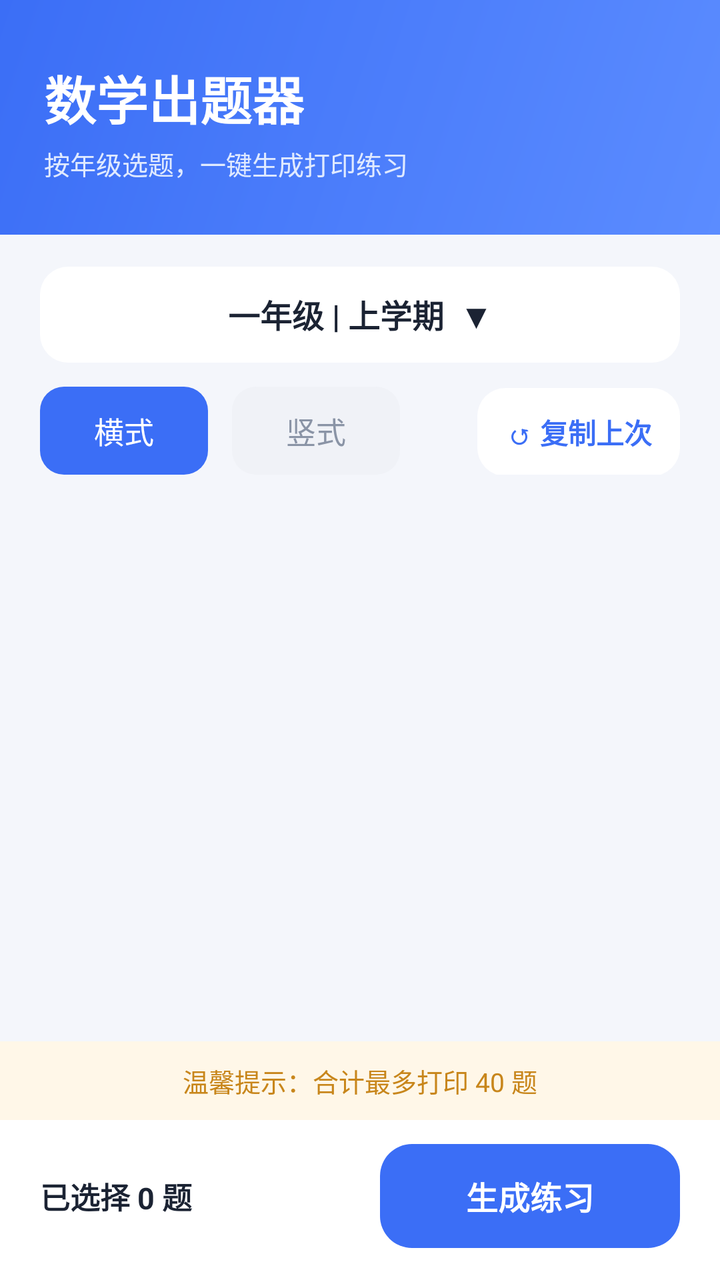
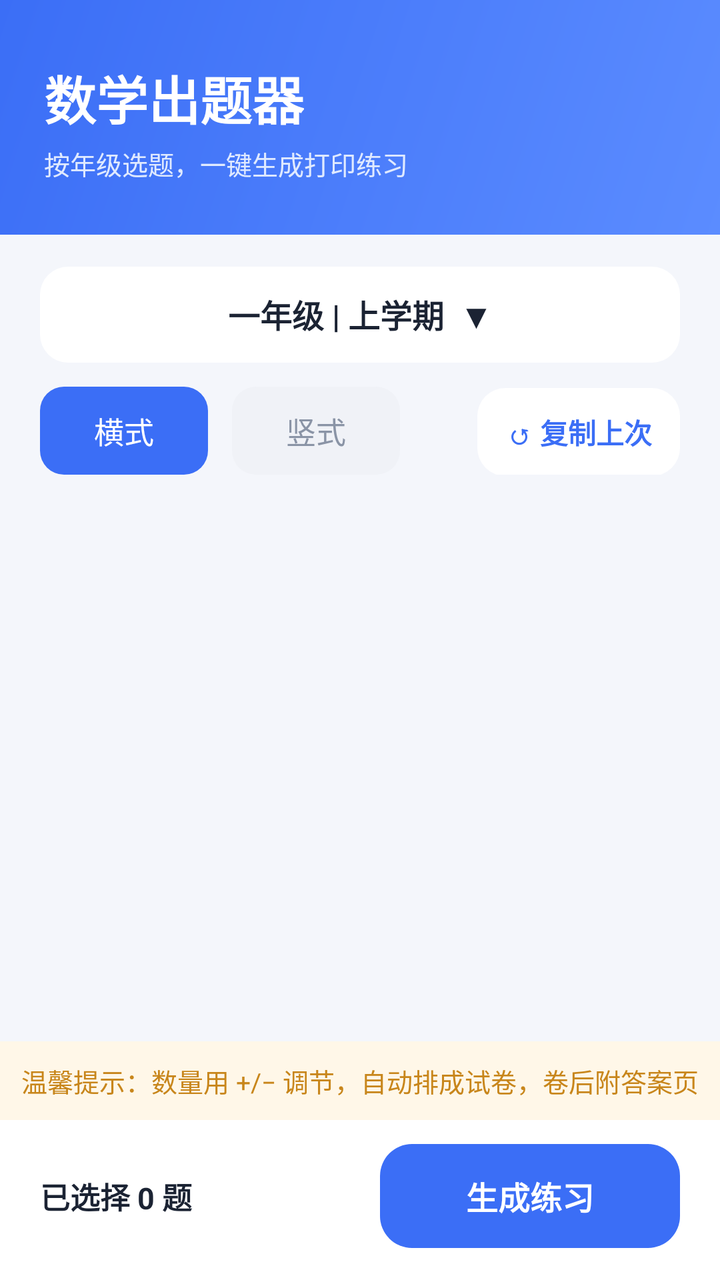

An Android layout rendered at two revisions. The XML below is the earlier revision; the diff shows what the commit changed to produce the second picture.
<!-- AndroidManifest.xml: application theme Theme.Waxx -->
<!-- res/layout/activity_main.xml -->
<?xml version="1.0" encoding="utf-8"?>
<LinearLayout xmlns:android="http://schemas.android.com/apk/res/android"
    android:layout_width="match_parent"
    android:layout_height="match_parent"
    android:orientation="vertical"
    android:background="@color/bg">

    
    <LinearLayout
        android:layout_width="match_parent"
        android:layout_height="wrap_content"
        android:background="@drawable/bg_header"
        android:orientation="vertical"
        android:paddingStart="22dp"
        android:paddingEnd="22dp"
        android:paddingTop="30dp"
        android:paddingBottom="26dp">

        <TextView
            android:layout_width="wrap_content"
            android:layout_height="wrap_content"
            android:text="数学出题器"
            android:textColor="@color/white"
            android:textSize="26sp"
            android:textStyle="bold" />

        <TextView
            android:layout_width="wrap_content"
            android:layout_height="wrap_content"
            android:layout_marginTop="4dp"
            android:text="按年级选题，一键生成打印练习"
            android:textColor="#E0EAFF"
            android:textSize="13sp" />
    </LinearLayout>

    
    <TextView
        android:id="@+id/chipGrade"
        android:layout_width="match_parent"
        android:layout_height="48dp"
        android:layout_marginStart="20dp"
        android:layout_marginEnd="20dp"
        android:layout_marginTop="16dp"
        android:background="@drawable/bg_white"
        android:gravity="center"
        android:text="一年级 | 上学期  ▼"
        android:textColor="@color/text_main"
        android:textSize="16sp"
        android:textStyle="bold" />

    
    <LinearLayout
        android:layout_width="match_parent"
        android:layout_height="wrap_content"
        android:orientation="horizontal"
        android:paddingStart="20dp"
        android:paddingEnd="20dp"
        android:paddingTop="12dp">

        <TextView
            android:id="@+id/chipHorizontal"
            android:layout_width="wrap_content"
            android:minWidth="84dp"
            android:layout_height="44dp"
            android:background="@drawable/bg_chip_selected"
            android:gravity="center"
            android:paddingStart="20dp"
            android:paddingEnd="20dp"
            android:text="横式"
            android:textColor="@color/white"
            android:textSize="15sp" />

        <TextView
            android:id="@+id/chipVertical"
            android:layout_width="wrap_content"
            android:minWidth="84dp"
            android:layout_height="44dp"
            android:layout_marginStart="12dp"
            android:background="@drawable/bg_chip_unselected"
            android:gravity="center"
            android:paddingStart="20dp"
            android:paddingEnd="20dp"
            android:text="竖式"
            android:textColor="@color/text_secondary"
            android:textSize="15sp" />

        <View
            android:layout_width="0dp"
            android:layout_height="1dp"
            android:layout_weight="1" />

        <TextView
            android:id="@+id/btnRecall"
            android:layout_width="wrap_content"
            android:layout_height="44dp"
            android:background="@drawable/bg_white"
            android:gravity="center"
            android:paddingStart="14dp"
            android:paddingEnd="14dp"
            android:text="↺ 复制上次"
            android:textColor="@color/primary"
            android:textSize="14sp"
            android:textStyle="bold" />
    </LinearLayout>

    
    <ScrollView
        android:layout_width="match_parent"
        android:layout_height="0dp"
        android:layout_weight="1"
        android:paddingStart="20dp"
        android:paddingEnd="20dp"
        android:paddingTop="10dp"
        android:scrollbars="none">

        <LinearLayout
            android:id="@+id/topicList"
            android:layout_width="match_parent"
            android:layout_height="wrap_content"
            android:orientation="vertical" />
    </ScrollView>

    
    <TextView
        android:layout_width="match_parent"
        android:layout_height="wrap_content"
        android:background="#FFF7E8"
        android:gravity="center"
        android:padding="10dp"
        android:text="温馨提示：合计最多打印 40 题"
        android:textColor="#C8861B"
        android:textSize="13sp" />

    
    <LinearLayout
        android:layout_width="match_parent"
        android:layout_height="wrap_content"
        android:background="@color/white"
        android:gravity="center_vertical"
        android:orientation="horizontal"
        android:paddingStart="20dp"
        android:paddingEnd="20dp"
        android:paddingTop="12dp"
        android:paddingBottom="16dp">

        <TextView
            android:id="@+id/tvSelected"
            android:layout_width="0dp"
            android:layout_height="wrap_content"
            android:layout_weight="1"
            android:text="已选择 0 题"
            android:textColor="@color/text_main"
            android:textSize="15sp"
            android:textStyle="bold" />

        <Button
            android:id="@+id/btnGenerate"
            android:layout_width="150dp"
            android:layout_height="52dp"
            android:background="@drawable/bg_button"
            android:enabled="false"
            android:stateListAnimator="@null"
            android:text="生成练习"
            android:textAllCaps="false"
            android:textColor="@color/white"
            android:textSize="16sp"
            android:textStyle="bold" />
    </LinearLayout>
</LinearLayout>
<!-- resources referenced by this layout -->
<resources>
  <color name="bg">#F4F6FB</color>
  <color name="primary">#3B6EF6</color>
  <color name="text_main">#1B2333</color>
  <color name="text_secondary">#8A94A6</color>
  <color name="white">#FFFFFF</color>
  <!-- drawable bg_button (drawable) -->
  <?xml version="1.0" encoding="utf-8"?>
  <shape xmlns:android="http://schemas.android.com/apk/res/android" android:shape="rectangle">
      <solid android:color="@color/primary"/>
      <corners android:radius="16dp"/>
  </shape>
  <!-- drawable bg_chip_selected (drawable) -->
  <?xml version="1.0" encoding="utf-8"?>
  <shape xmlns:android="http://schemas.android.com/apk/res/android" android:shape="rectangle">
      <solid android:color="@color/chip_selected_bg"/>
      <corners android:radius="12dp"/>
  </shape>
  <!-- drawable bg_chip_unselected (drawable) -->
  <?xml version="1.0" encoding="utf-8"?>
  <shape xmlns:android="http://schemas.android.com/apk/res/android" android:shape="rectangle">
      <solid android:color="@color/chip_unselected_bg"/>
      <corners android:radius="12dp"/>
  </shape>
  <!-- drawable bg_header (drawable) -->
  <?xml version="1.0" encoding="utf-8"?>
  <shape xmlns:android="http://schemas.android.com/apk/res/android"
      android:shape="rectangle">
      <gradient
          android:angle="135"
          android:startColor="#5B8CFF"
          android:endColor="#3B6EF6" />
  </shape>
  <!-- drawable bg_white (drawable) -->
  <?xml version="1.0" encoding="utf-8"?>
  <shape xmlns:android="http://schemas.android.com/apk/res/android" android:shape="rectangle">
      <solid android:color="@color/white"/>
      <corners android:radius="14dp"/>
  </shape>
  <style name="Theme.Waxx" parent="android:Theme.Material.Light.NoActionBar">
          <item name="android:statusBarColor">@color/bg</item>
          <item name="android:windowLightStatusBar">true</item>
          <item name="android:windowBackground">@color/bg</item>
          <item name="android:navigationBarColor">@color/bg</item>
          <item name="android:colorAccent">@color/primary</item>
      </style>
  <color name="chip_selected_bg">#3B6EF6</color>
  <color name="chip_unselected_bg">#F0F2F7</color>
</resources>

<!-- the commit's change to res/layout/activity_main.xml (unified diff, before → after) -->
@@ -127,7 +127,7 @@
         android:background="#FFF7E8"
         android:gravity="center"
         android:padding="10dp"
-        android:text="温馨提示：合计最多打印 40 题"
+        android:text="温馨提示：数量用 +/− 调节，自动排成试卷，卷后附答案页"
         android:textColor="#C8861B"
         android:textSize="13sp" />
 
